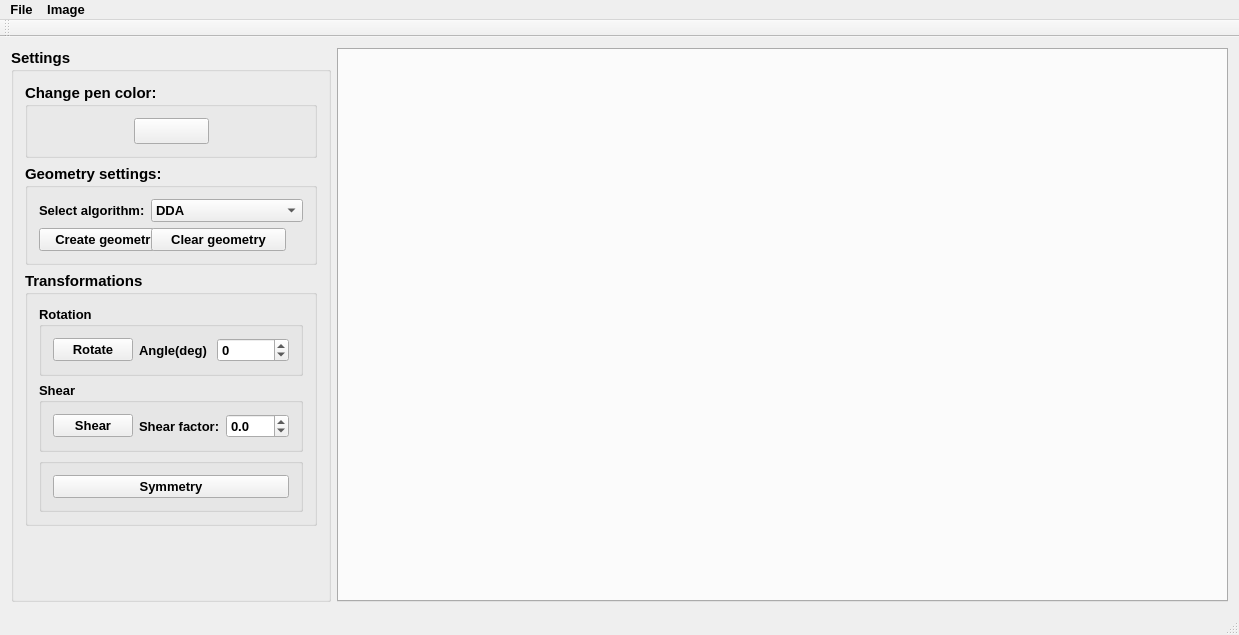
Above: src/ImageViewer.ui from Tomas-Homola/PG_cv4 before the change. Below: the same form after it.
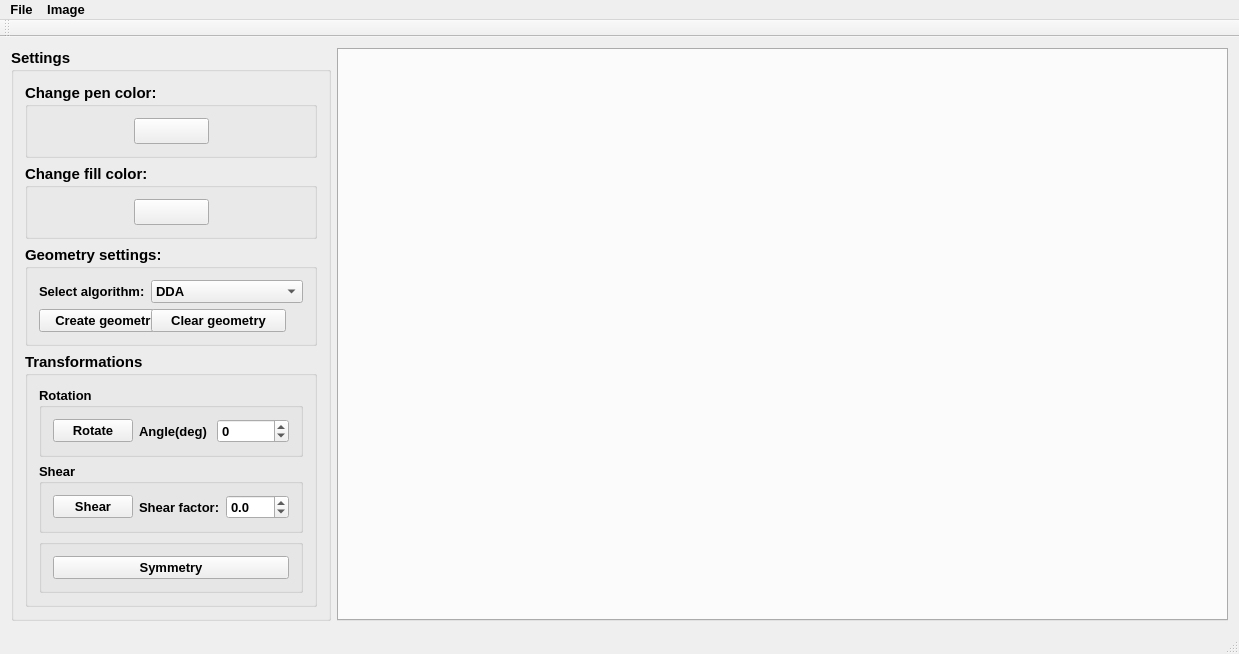
That is the form after the change.

What changed in the file:
```diff
--- a/src/ImageViewer.ui
+++ b/src/ImageViewer.ui
@@ -121,6 +121,60 @@
          </layout>
         </widget>
        </item>
+       <item>
+        <widget class="QGroupBox" name="groupBox_ChangeFillColor">
+         <property name="title">
+          <string>Change fill color:</string>
+         </property>
+         <layout class="QHBoxLayout" name="horizontalLayout_4">
+          <item>
+           <spacer name="horizontalSpacer_3">
+            <property name="orientation">
+             <enum>Qt::Horizontal</enum>
+            </property>
+            <property name="sizeHint" stdset="0">
+             <size>
+              <width>94</width>
+              <height>20</height>
+             </size>
+            </property>
+           </spacer>
+          </item>
+          <item>
+           <widget class="QPushButton" name="pushButton_FillColorDialog">
+            <property name="minimumSize">
+             <size>
+              <width>75</width>
+              <height>0</height>
+             </size>
+            </property>
+            <property name="maximumSize">
+             <size>
+              <width>75</width>
+              <height>16777215</height>
+             </size>
+            </property>
+            <property name="text">
+             <string/>
+            </property>
+           </widget>
+          </item>
+          <item>
+           <spacer name="horizontalSpacer_4">
+            <property name="orientation">
+             <enum>Qt::Horizontal</enum>
+            </property>
+            <property name="sizeHint" stdset="0">
+             <size>
+              <width>40</width>
+              <height>20</height>
+             </size>
+            </property>
+           </spacer>
+          </item>
+         </layout>
+        </widget>
+       </item>
        <item>
         <widget class="QGroupBox" name="groupBox_GeometrySettings">
          <property name="title">
```
Left out of the diff: 2 changed lines with no effect on the pictures.
